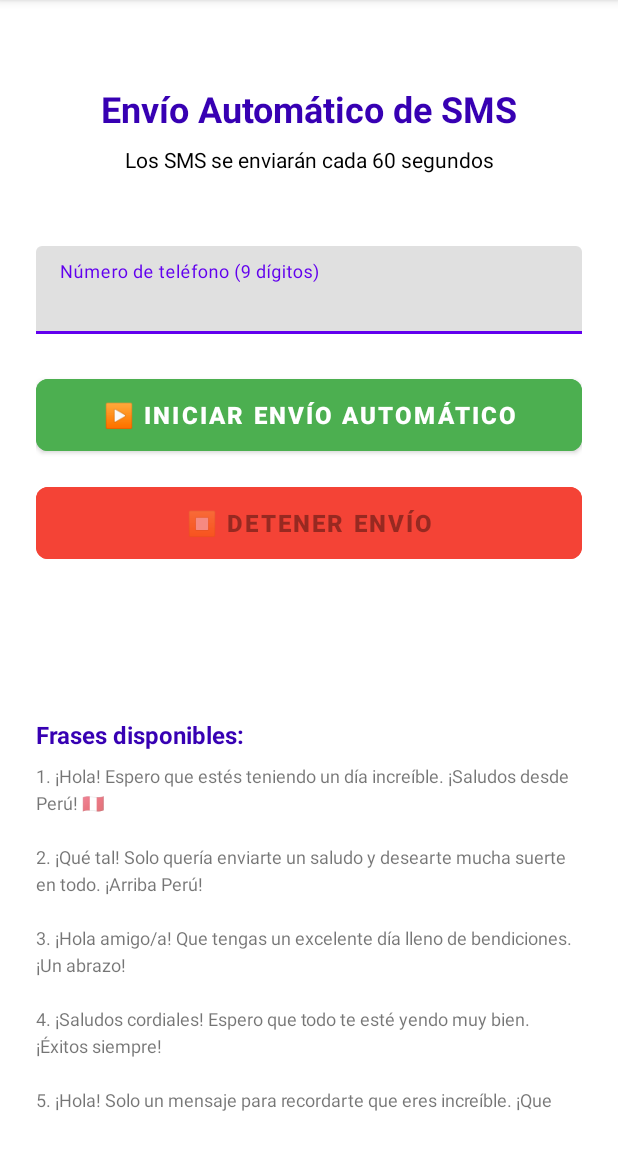
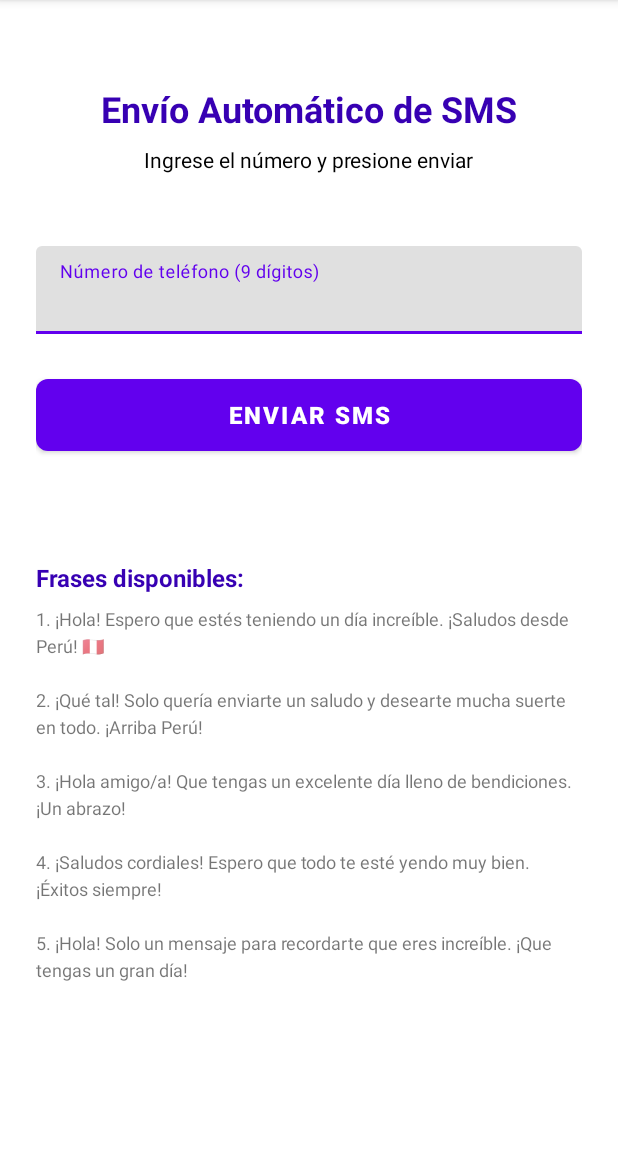
Before and after one commit to acostajose94/vacio, an Android app: the screen it shows after launch (MainActivity), on a phone screen of 412 x 824 dp, the part 84-1236 px from its top. Run offline under Robolectric (Android 15) with nearby library versions, the phone set to English and light mode, and no system bars.

Commit message:
Add initial project structure and implement SMS sending functionality for Auto SMS Perú app

```diff
--- a/app/src/main/res/layout/activity_main.xml
+++ b/app/src/main/res/layout/activity_main.xml
@@ -54,56 +54,26 @@
     </com.google.android.material.textfield.TextInputLayout>
 
     <com.google.android.material.button.MaterialButton
-        android:id="@+id/startAutoSmsButton"
+        android:id="@+id/sendSmsButton"
         android:layout_width="0dp"
         android:layout_height="60dp"
-        android:text="@string/start_auto_sms"
+        android:text="@string/send_sms_button"
         android:textSize="16sp"
         android:textStyle="bold"
         app:layout_constraintTop_toBottomOf="@id/phoneInputLayout"
         app:layout_constraintStart_toStartOf="parent"
         app:layout_constraintEnd_toEndOf="parent"
         android:layout_marginTop="24dp"
-        app:cornerRadius="8dp"
-        android:backgroundTint="@color/green" />
-
-    <com.google.android.material.button.MaterialButton
-        android:id="@+id/stopAutoSmsButton"
-        android:layout_width="0dp"
-        android:layout_height="60dp"
-        android:text="@string/stop_auto_sms"
-        android:textSize="16sp"
-        android:textStyle="bold"
-        app:layout_constraintTop_toBottomOf="@id/startAutoSmsButton"
-        app:layout_constraintStart_toStartOf="parent"
-        app:layout_constraintEnd_toEndOf="parent"
-        android:layout_marginTop="12dp"
-        app:cornerRadius="8dp"
-        android:backgroundTint="@color/red"
-        android:enabled="false" />
+        app:cornerRadius="8dp" />
 
     <TextView
-        android:id="@+id/timerText"
+        android:id="@+id/statusText"
         android:layout_width="wrap_content"
         android:layout_height="wrap_content"
         android:text=""
-        android:textSize="18sp"
-        android:textStyle="bold"
-        android:textColor="@color/purple_700"
+        android:textSize="14sp"
         android:layout_marginTop="16dp"
-        app:layout_constraintTop_toBottomOf="@id/stopAutoSmsButton"
-        app:layout_constraintStart_toStartOf="parent"
-        app:layout_constraintEnd_toEndOf="parent" />
-
-    <TextView
-        android:id="@+id/statusText"
-        android:layout_width="0dp"
-        android:layout_height="wrap_content"
-        android:text=""
-        android:textSize="14sp"
-        android:layout_marginTop="8dp"
-        android:gravity="center"
-        app:layout_constraintTop_toBottomOf="@id/timerText"
+        app:layout_constraintTop_toBottomOf="@id/sendSmsButton"
         app:layout_constraintStart_toStartOf="parent"
         app:layout_constraintEnd_toEndOf="parent" />
 
--- a/app/src/main/res/values/strings.xml
+++ b/app/src/main/res/values/strings.xml
@@ -3,16 +3,10 @@
     <string name="app_name">Auto SMS Perú</string>
     <string name="phone_number_hint">Número de teléfono (9 dígitos)</string>
     <string name="send_sms_button">Enviar SMS</string>
-    <string name="start_auto_sms">▶️ Iniciar Envío Automático</string>
-    <string name="stop_auto_sms">⏹️ Detener Envío</string>
     <string name="permission_denied">Se necesita permiso para enviar SMS</string>
     <string name="sms_sent">SMS enviado correctamente</string>
     <string name="sms_failed">Error al enviar SMS</string>
     <string name="invalid_phone">Por favor ingrese un número válido (9 dígitos)</string>
     <string name="title">Envío Automático de SMS</string>
-    <string name="subtitle">Los SMS se enviarán cada 60 segundos</string>
-    <string name="auto_sms_running">🔄 Envío automático activo</string>
-    <string name="auto_sms_stopped">⏸️ Envío automático detenido</string>
-    <string name="messages_sent">Mensajes enviados: %1$d</string>
-    <string name="next_sms_in">Próximo SMS en: %1$d segundos</string>
+    <string name="subtitle">Ingrese el número y presione enviar</string>
 </resources>
```
Also changed, not shown: app/src/main/java/com/peru/autosms/MainActivity.java (+50 -174 lines), build.gradle (+0 -7 lines), gradle/wrapper/gradle-wrapper.properties (added), 1 other file.
